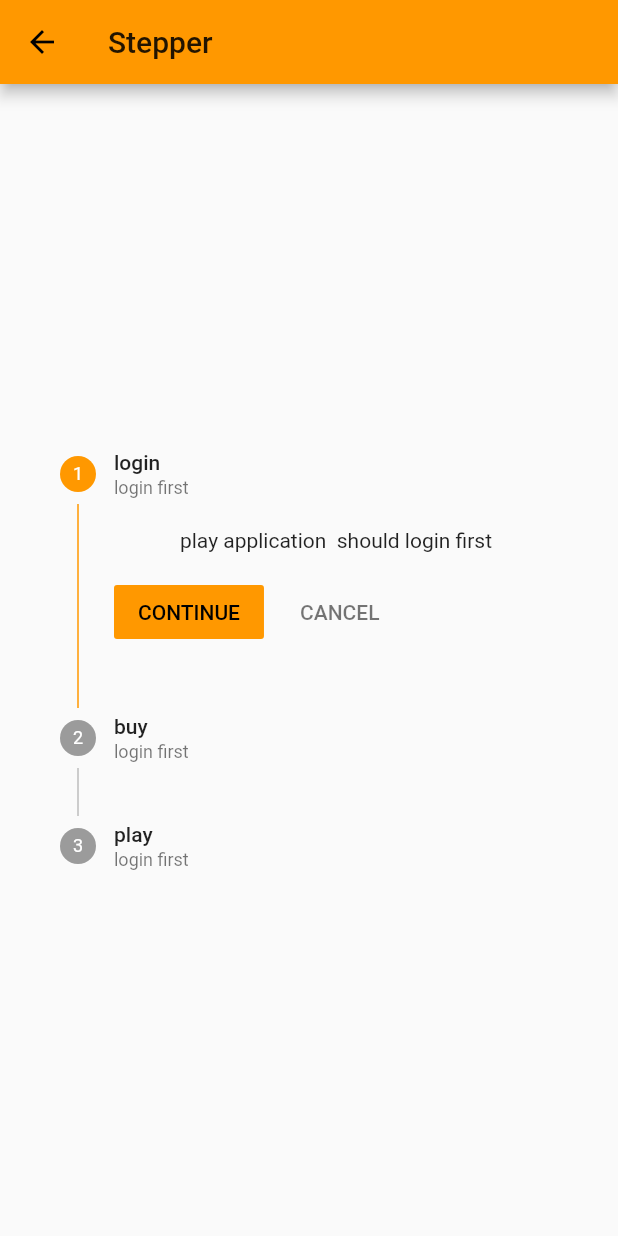
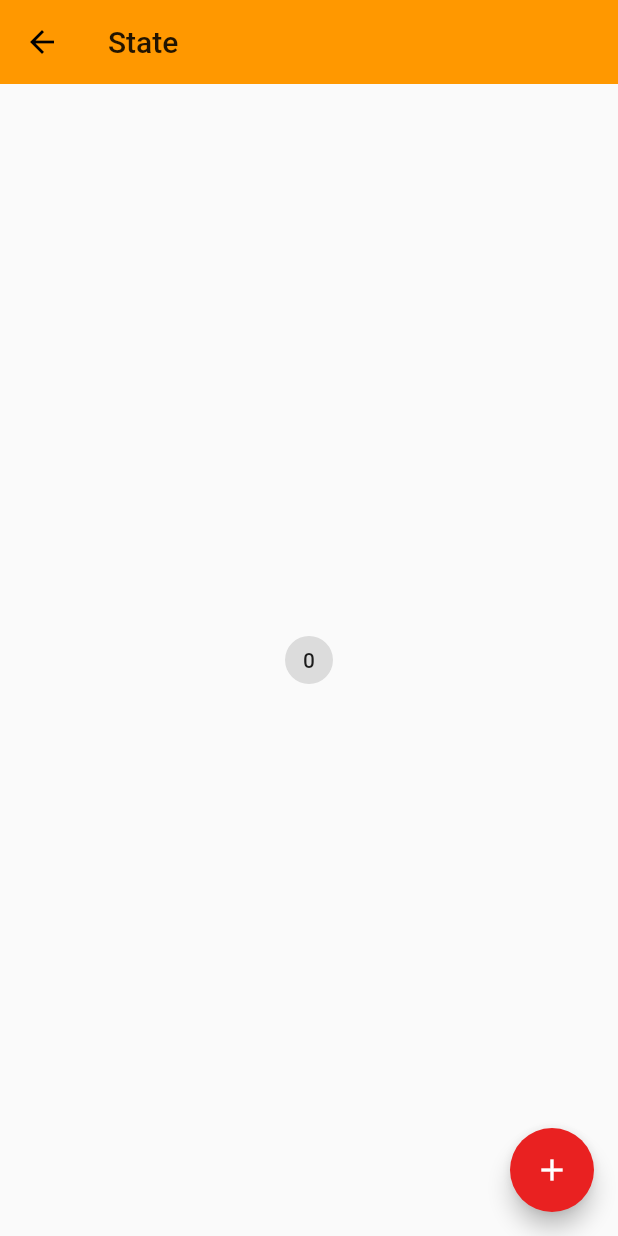
Before and after one commit to paprikaLang/flutter-demo, a Flutter app: the screen it shows after launch, on a phone screen of 412 x 824 dp. Run offline on Flutter 3.47's test engine with Material 2 defaults, Android fonts, the phone set to English and light mode, and no system bars.

Commit message:
state voidcallback

```diff
--- a/lib/main.dart
+++ b/lib/main.dart
@@ -6,6 +6,7 @@ import 'widgets/Home/ListContainer.dart';
 import 'widgets/LogIn/login_form.dart';
 import 'widgets/Card/Cards.dart';
 import 'widgets/Stepper/StepperWork.dart';
+import 'widgets/State/state_management.dart';
 
 void main() {
   runApp(App());
@@ -18,13 +19,14 @@ class App extends StatelessWidget {
     return MaterialApp(
       debugShowCheckedModeBanner: false,
       // home: ListContainer(),
-      initialRoute: '/stepper',
+      initialRoute: '/state',
       routes: {
         '/': (context) => ListContainer(),
         '/about': (context) => Page(title: 'about'),
         '/form': (context) => LoginForm(),
         '/card': (context) => Cards(),
-        '/stepper': (context) => StepperWork()
+        '/stepper': (context) => StepperWork(),
+        '/state': (context) => StateManagement()
       },
       theme: ThemeData(
           primarySwatch: Colors.orange,
--- /dev/null
+++ b/lib/widgets/State/state_management.dart
@@ -0,0 +1,47 @@
+import 'package:flutter/material.dart';
+
+class StateManagement extends StatefulWidget {
+  @override
+  _StateManagementState createState() => _StateManagementState();
+}
+
+class _StateManagementState extends State<StateManagement> {
+  int _count = 0;
+  void count() {
+    setState(() {
+      _count += 1;
+    });
+  }
+
+  @override
+  Widget build(BuildContext context) {
+    return Scaffold(
+      appBar: AppBar(
+        title: Text('State'),
+        elevation: 0.0,
+      ),
+      body: Center(
+        child: Counter(_count, count),
+      ),
+      floatingActionButton: FloatingActionButton(
+        child: Icon(Icons.add),
+        onPressed: count,
+      ),
+    );
+  }
+}
+
+class Counter extends StatelessWidget {
+  final int _count;
+  final VoidCallback count;
+  Counter(this._count, this.count);
+  @override
+  Widget build(BuildContext context) {
+    return Container(
+      child: ActionChip(
+        label: Text('$_count'),
+        onPressed: count,
+      ),
+    );
+  }
+}
```
